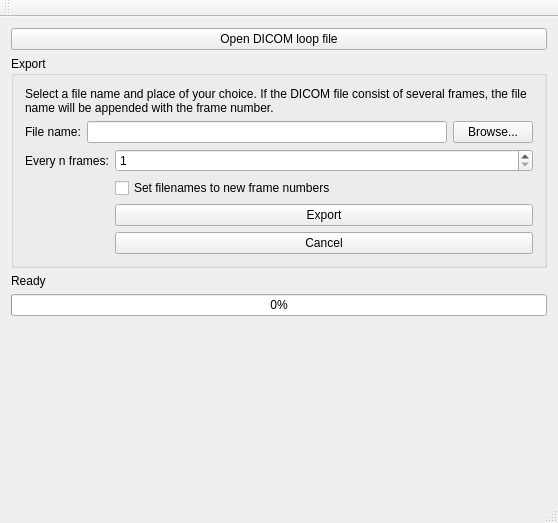
Before: the Qt Designer form dicomwindow.ui in dragly/DicomExporter, drawn with Qt 5.
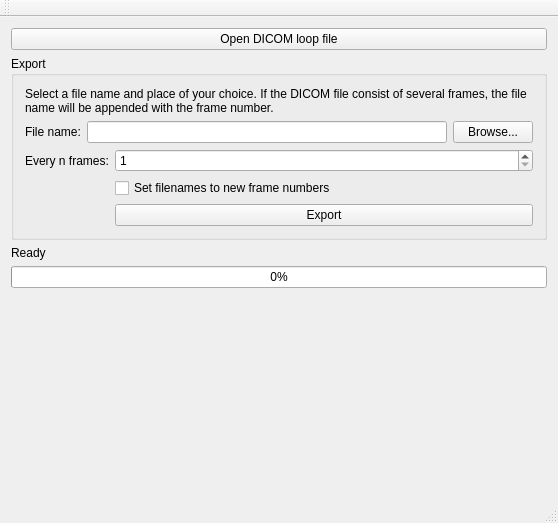
After: the same form once the commit is applied.

Commit message: Removed unfunctional cancel button

Patch:
```diff
--- a/dicomwindow.ui
+++ b/dicomwindow.ui
@@ -95,13 +95,6 @@
            </property>
           </widget>
          </item>
-         <item row="3" column="1">
-          <widget class="QPushButton" name="pushButton">
-           <property name="text">
-            <string>Cancel</string>
-           </property>
-          </widget>
-         </item>
         </layout>
        </item>
       </layout>
```
